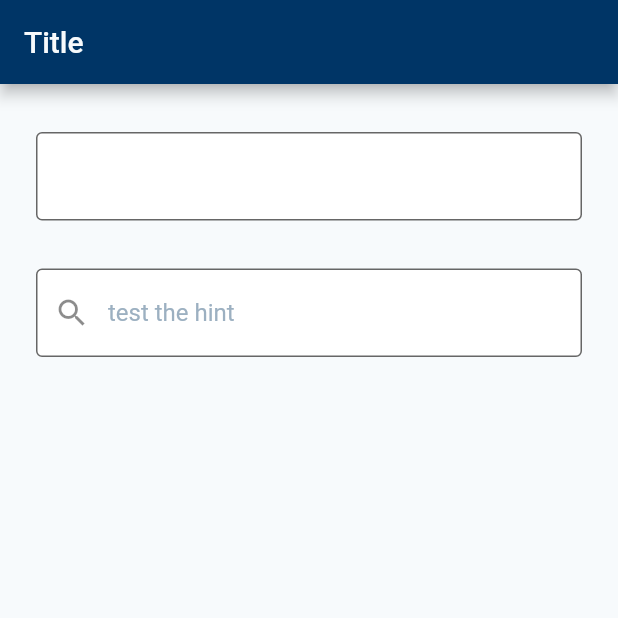
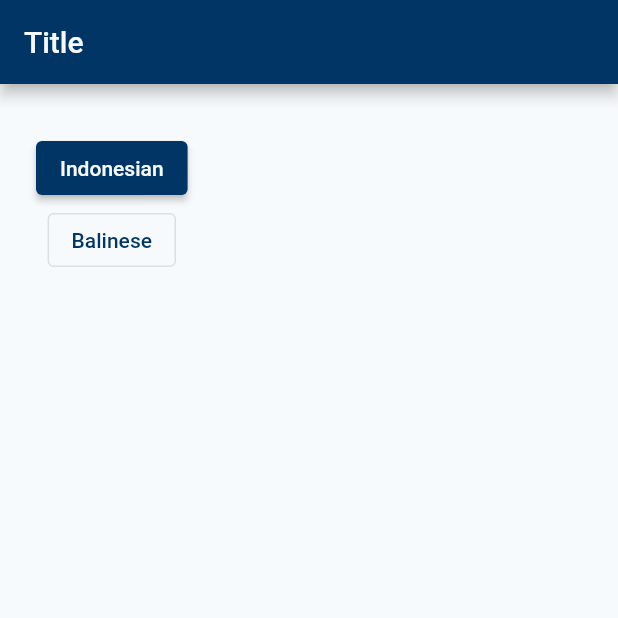
Before and after one commit to marta-werdaya/food_craft, a Flutter app: the screen it shows after launch, on a phone screen of 412 x 824 dp, the top half of it. Run offline on Flutter 3.47's test engine with Material 2 defaults, Android fonts, the phone set to English and light mode, and no system bars.

Commit message:
add button theme data

```diff
--- a/lib/main.dart
+++ b/lib/main.dart
@@ -1,5 +1,6 @@
 import 'package:flutter/material.dart';
 import 'package:food_craft/pages/home_page.dart';
+import 'package:food_craft/themes/theme_button.dart';
 import 'package:food_craft/themes/theme_color.dart';
 import 'package:food_craft/themes/theme_input.dart';
 
@@ -18,6 +19,9 @@ class MyApp extends StatelessWidget {
         colorScheme: ThemeColor.colorScheme,
         inputDecorationTheme: ThemeInput.inputDecoration,
         textTheme: const TextTheme(),
+        elevatedButtonTheme: ThemeButton.elevatedButton,
+        textButtonTheme: ThemeButton.textButton,
+        outlinedButtonTheme: ThemeButton.outlinedButton,
       ),
       home: const HomePage(),
     );
--- a/lib/pages/home_page.dart
+++ b/lib/pages/home_page.dart
@@ -13,16 +13,14 @@ class HomePage extends StatelessWidget {
         padding: const EdgeInsets.symmetric(horizontal: 24, vertical: 32),
         child: Column(
           children: [
-            TextFormField(),
-            const SizedBox(
-              height: 32,
+            ElevatedButton(
+              onPressed: () {},
+              child: const Text('Indonesian'),
             ),
-            TextFormField(
-              decoration: const InputDecoration(
-                hintText: 'test the hint',
-                prefixIcon: Icon(Icons.search),
-              ),
-            ),
+            OutlinedButton(
+              onPressed: () {},
+              child: const Text('Balinese'),
+            )
           ],
         ),
       ),
--- /dev/null
+++ b/lib/themes/theme_button.dart
@@ -0,0 +1,7 @@
+import 'package:flutter/material.dart';
+
+class ThemeButton {
+  static const elevatedButton = ElevatedButtonThemeData();
+  static const outlinedButton = OutlinedButtonThemeData();
+  static const textButton = TextButtonThemeData();
+}
```
